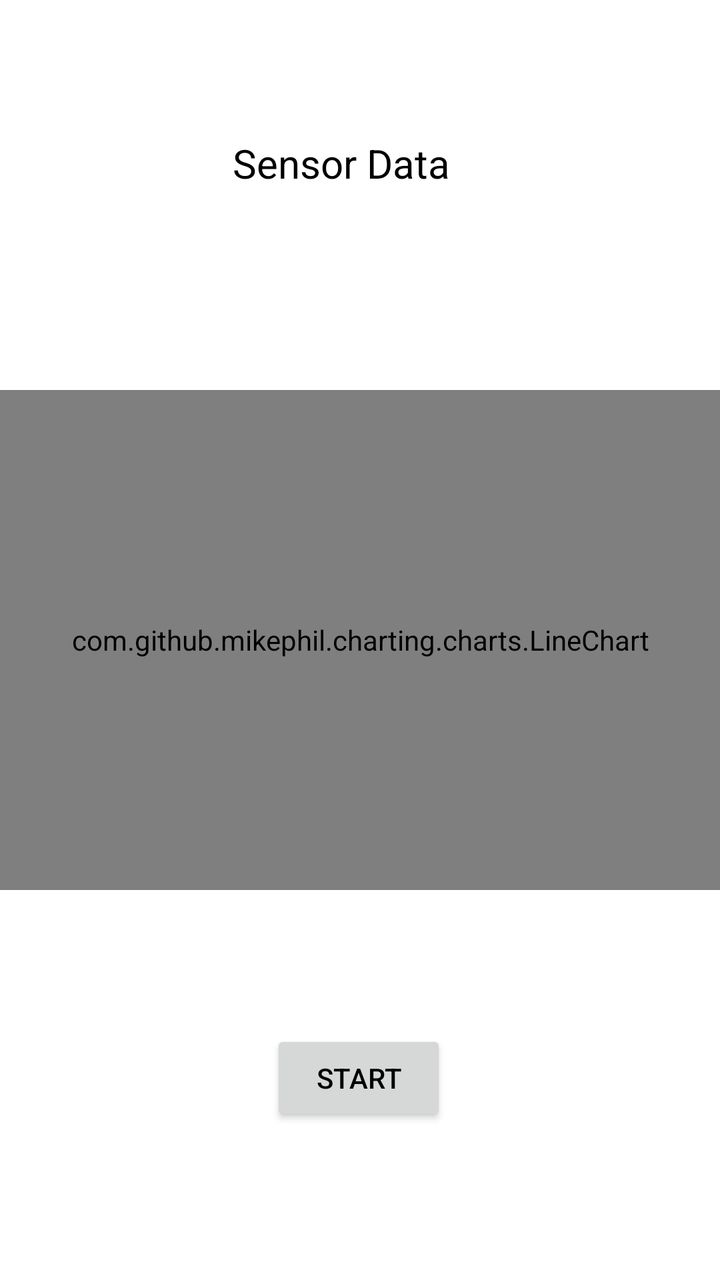
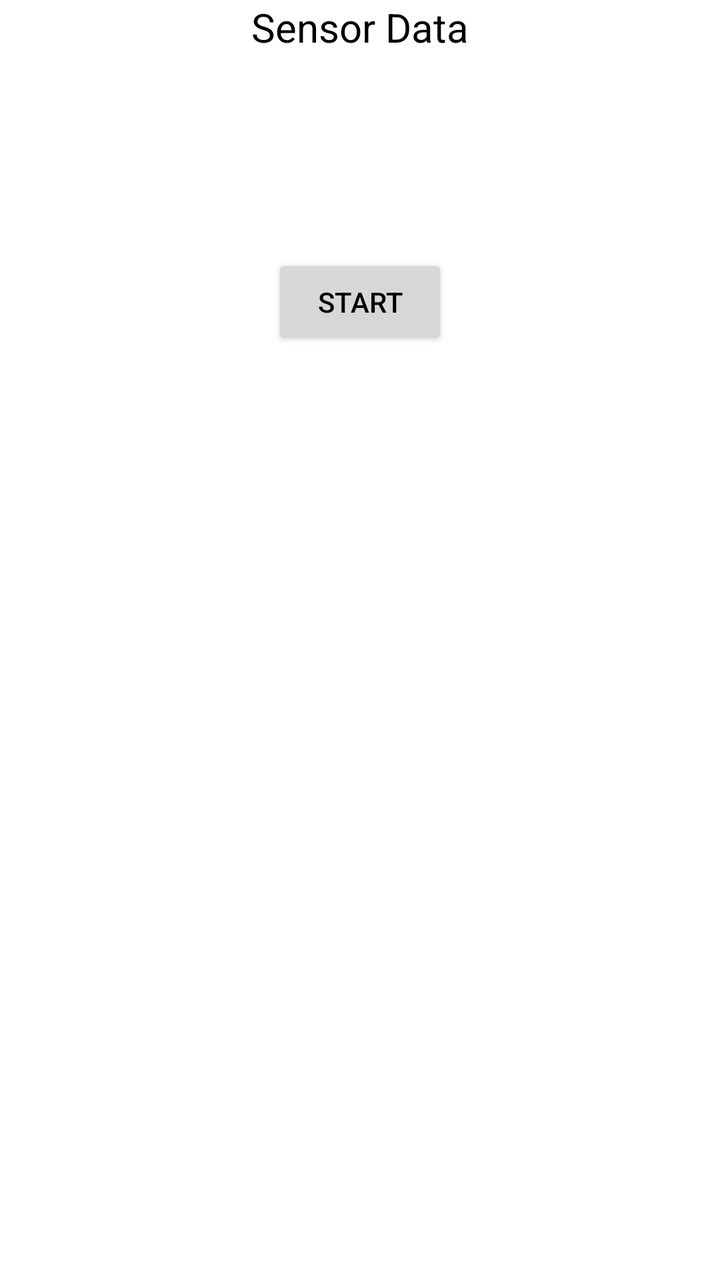

Before-and-after screenshots of an Android layout around one commit, followed by the original layout XML and the change that was made.
<!-- AndroidManifest.xml: application theme Theme.RealTimeHar -->
<!-- res/layout/fragment_data_acquisition.xml -->
<?xml version="1.0" encoding="utf-8"?>
<androidx.constraintlayout.widget.ConstraintLayout xmlns:android="http://schemas.android.com/apk/res/android"
    xmlns:app="http://schemas.android.com/apk/res-auto"
    xmlns:tools="http://schemas.android.com/tools"
    android:layout_width="match_parent"
    android:layout_height="match_parent"
    tools:context=".MainActivity">

    <TextView
        android:id="@+id/sensor_data_text_view1"
        android:layout_width="wrap_content"
        android:layout_height="wrap_content"
        android:layout_marginBottom="100dp"
        android:text="Sensor Data"
        android:textSize="20sp"
        app:layout_constraintBottom_toTopOf="@+id/chartAcc"
        app:layout_constraintEnd_toEndOf="parent"
        app:layout_constraintHorizontal_bias="0.463"
        app:layout_constraintStart_toStartOf="parent"
        app:layout_constraintTop_toTopOf="parent"
        app:layout_constraintVertical_bias="1.0" />

    <com.github.mikephil.charting.charts.LineChart
        android:id="@+id/chartAcc"
        android:layout_width="match_parent"
        android:layout_height="250dp"
        app:layout_constraintBottom_toBottomOf="parent"
        app:layout_constraintEnd_toEndOf="parent"
        app:layout_constraintStart_toStartOf="parent"
        app:layout_constraintTop_toTopOf="parent" />

    <Button
        android:id="@+id/start_recording_button1"
        android:layout_width="wrap_content"
        android:layout_height="wrap_content"
        android:text="@string/start_button"
        app:layout_constraintBottom_toBottomOf="parent"
        app:layout_constraintEnd_toEndOf="parent"
        app:layout_constraintHorizontal_bias="0.498"
        app:layout_constraintStart_toStartOf="parent"
        app:layout_constraintTop_toBottomOf="@+id/chartAcc"
        app:layout_constraintVertical_bias="0.476" />


</androidx.constraintlayout.widget.ConstraintLayout>
<!-- resources referenced by this layout -->
<resources>
  <string name="start_button">Start</string>
  <style name="Theme.RealTimeHar" parent="Theme.MaterialComponents.DayNight.DarkActionBar">
          
          <item name="colorPrimary">@color/realtimehar_green_500</item>
          <item name="colorPrimaryVariant">@color/realtimehar_green_700</item>
          <item name="colorOnPrimary">@color/realtimehar_white</item>
          
          <item name="colorSecondary">@color/realtimehar_teal_200</item>
          <item name="colorSecondaryVariant">@color/realtimehar_teal_700</item>
          <item name="colorOnSecondary">@color/realtimehar_black</item>
  
          
          <item name="android:windowBackground">@color/realtimehar_white</item>
  
          
          <item name="colorSurface">@color/realtimehar_white</item>
  
          
          <item name="android:textColor">@color/realtimehar_black</item>
          <item name="android:textColorPrimary">@color/realtimehar_black</item>
          <item name="android:textColorSecondary">@color/realtimehar_black</item>
          
          <item name="android:statusBarColor" tools:targetApi="l">?attr/colorPrimaryVariant</item>
          
      </style>
  <color name="realtimehar_green_500">#5CB85C</color>
  <color name="realtimehar_green_700">#388E3C</color>
  <color name="realtimehar_white">#FFFFFF</color>
  <color name="realtimehar_teal_200">#80CBC4</color>
  <color name="realtimehar_teal_700">#00796B</color>
  <color name="realtimehar_black">#000000</color>
</resources>

<!-- the commit's change to res/layout/fragment_data_acquisition.xml (unified diff, before → after) -->
@@ -1,45 +1,48 @@
 <?xml version="1.0" encoding="utf-8"?>
-<androidx.constraintlayout.widget.ConstraintLayout xmlns:android="http://schemas.android.com/apk/res/android"
+<LinearLayout
+    xmlns:android="http://schemas.android.com/apk/res/android"
+    android:layout_width="match_parent"
+    android:layout_height="match_parent"
+    android:orientation="vertical"
     xmlns:app="http://schemas.android.com/apk/res-auto"
     xmlns:tools="http://schemas.android.com/tools"
-    android:layout_width="match_parent"
-    android:layout_height="match_parent"
     tools:context=".MainActivity">
 
-    <TextView
-        android:id="@+id/sensor_data_text_view1"
-        android:layout_width="wrap_content"
-        android:layout_height="wrap_content"
-        android:layout_marginBottom="100dp"
-        android:text="Sensor Data"
-        android:textSize="20sp"
-        app:layout_constraintBottom_toTopOf="@+id/chartAcc"
-        app:layout_constraintEnd_toEndOf="parent"
-        app:layout_constraintHorizontal_bias="0.463"
-        app:layout_constraintStart_toStartOf="parent"
-        app:layout_constraintTop_toTopOf="parent"
-        app:layout_constraintVertical_bias="1.0" />
+    <ScrollView
+        android:layout_width="match_parent"
+        android:layout_height="wrap_content">
+        <LinearLayout
+            android:id="@+id/sensor_list_layout"
+            android:layout_width="match_parent"
+            android:layout_height="wrap_content"
+            android:smoothScrollbar="true"
+            android:paddingBottom="50dp"
+            android:orientation="vertical">
+            <TextView
+                android:id="@+id/sensor_data_text_view1"
+                android:layout_width="wrap_content"
+                android:layout_height="wrap_content"
+                android:layout_marginBottom="100dp"
+                android:text="Sensor Data"
+                android:textSize="20sp"
+                android:layout_gravity="center_horizontal"
+                />
+            <LinearLayout
+                android:id="@+id/chartContainer"
+                android:layout_width="match_parent"
+                android:layout_height="wrap_content"
+                android:orientation="vertical">
 
-    <com.github.mikephil.charting.charts.LineChart
-        android:id="@+id/chartAcc"
-        android:layout_width="match_parent"
-        android:layout_height="250dp"
-        app:layout_constraintBottom_toBottomOf="parent"
-        app:layout_constraintEnd_toEndOf="parent"
-        app:layout_constraintStart_toStartOf="parent"
-        app:layout_constraintTop_toTopOf="parent" />
+            </LinearLayout>
 
-    <Button
-        android:id="@+id/start_recording_button1"
-        android:layout_width="wrap_content"
-        android:layout_height="wrap_content"
-        android:text="@string/start_button"
-        app:layout_constraintBottom_toBottomOf="parent"
-        app:layout_constraintEnd_toEndOf="parent"
-        app:layout_constraintHorizontal_bias="0.498"
-        app:layout_constraintStart_toStartOf="parent"
-        app:layout_constraintTop_toBottomOf="@+id/chartAcc"
-        app:layout_constraintVertical_bias="0.476" />
+            <Button
+                android:id="@+id/start_recording_button1"
+                android:layout_width="wrap_content"
+                android:layout_height="wrap_content"
+                android:text="@string/start_button"
+                android:layout_gravity="center_horizontal"
+                />
 
-
-</androidx.constraintlayout.widget.ConstraintLayout>
+        </LinearLayout>
+    </ScrollView>
+</LinearLayout>
